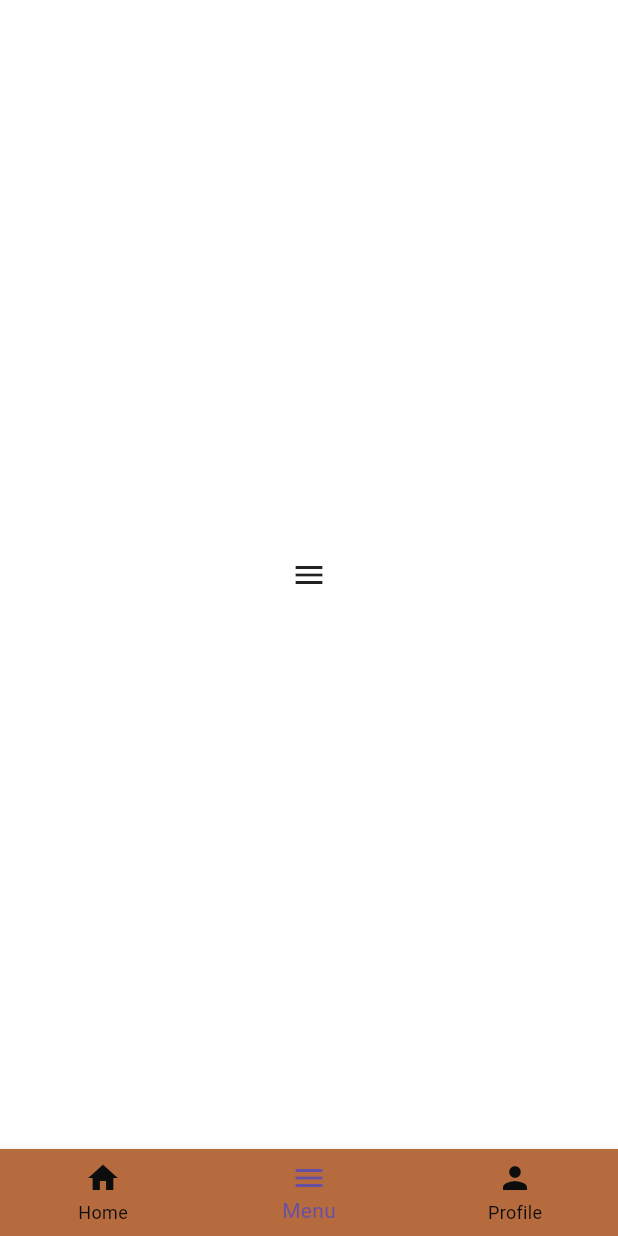
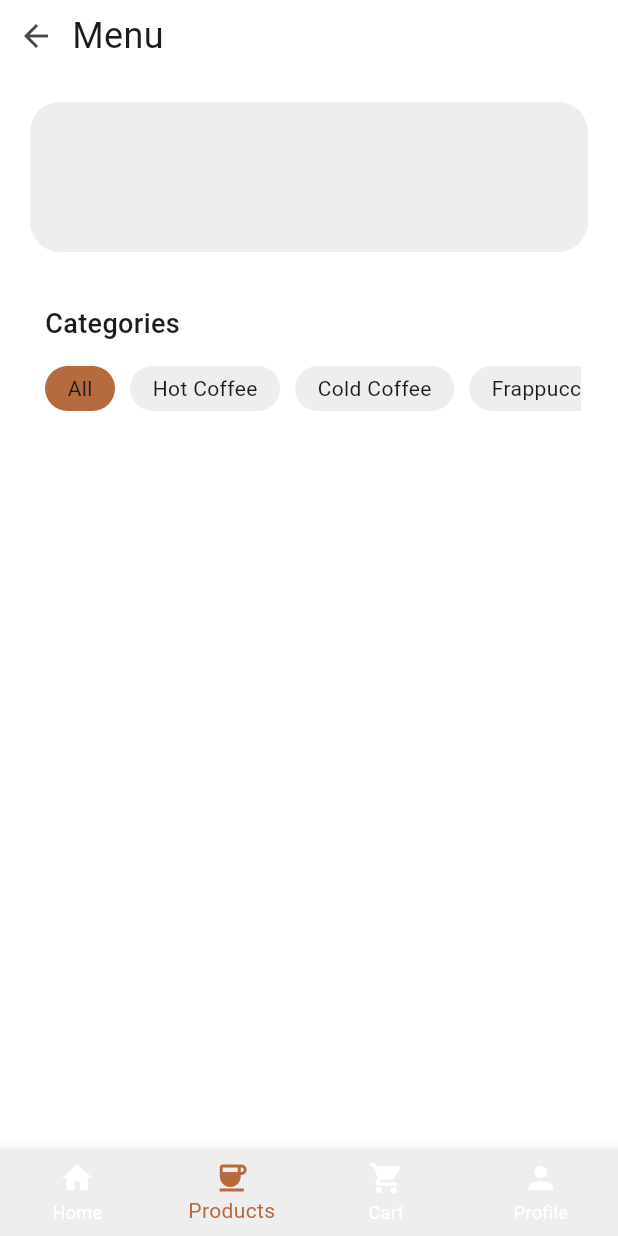
Before and after one commit to gimhansusara0/urban_toast, a Flutter app: the screen it shows after launch, item 2 of the bottom bar chosen, on a phone screen of 412 x 824 dp. Run offline on Flutter 3.47's test engine with Material 3 defaults, Android fonts, the phone set to English and light mode, and no system bars; our stand-ins replace carousel_slider, glassmorphism; network calls fail.

Commit message:
0.017
Added a new Menu Screen and added 4 buttons in total to the navigation bar. Created a new category provider for the menu screen and made the category scroller.

```diff
--- a/lib/app.dart
+++ b/lib/app.dart
@@ -1,5 +1,6 @@
 import 'package:flutter/material.dart';
 import 'package:urban_toast/screens/home_screen/home_screen.dart';
+import 'package:urban_toast/screens/menu_screen/menu_screen.dart';
 
 class MainApp extends StatefulWidget {
   const MainApp({super.key});
@@ -12,7 +13,8 @@ class _MainAppState extends State<MainApp> {
   int _currentIndex = 0;
   List<Widget> body = const[
       HomeScreen(),
-      Icon(Icons.menu),
+      ProductScreen(),
+      Icon(Icons.history),
       Icon(Icons.person),
   ];
 
@@ -25,8 +27,10 @@ class _MainAppState extends State<MainApp> {
         child: body[_currentIndex],
       ),
       bottomNavigationBar: BottomNavigationBar(
-        backgroundColor: Theme.of(context).primaryColor,
-        unselectedItemColor: Theme.of(context).primaryColorDark,
+        type: BottomNavigationBarType.fixed,
+        backgroundColor: Theme.of(context).cardColor,
+        unselectedItemColor: Colors.white,
+        selectedItemColor: Theme.of(context).primaryColor,
         currentIndex: _currentIndex,
         onTap: (int newIndex){
           setState(() {
@@ -39,8 +43,12 @@ class _MainAppState extends State<MainApp> {
             icon: Icon(Icons.home),
             ),
           BottomNavigationBarItem(
-            label: 'Menu',
-            icon: Icon(Icons.menu),
+            label: 'Products',
+            icon: Icon(Icons.coffee),
+            ),
+            BottomNavigationBarItem(
+            label: 'Cart',
+            icon: Icon(Icons.shopping_cart),
             ),
          BottomNavigationBarItem(
             label: 'Profile',
--- a/lib/main.dart
+++ b/lib/main.dart
@@ -2,6 +2,7 @@ import 'package:flutter/material.dart';
 import 'package:provider/provider.dart';
 import 'package:urban_toast/app.dart';
 import 'package:urban_toast/providers/home_category_provider.dart';
+import 'package:urban_toast/providers/menu_category_provider.dart';
 
 const Color darkColor = Color(0xFF0D0D0D);
 const Color accentColor = Color.fromARGB(255, 182, 107, 63);
@@ -10,7 +11,8 @@ const Color darkHighlight = Color.fromARGB(255, 238, 238, 238);
 void main() {
   runApp(MultiProvider
   (providers: [
-    ChangeNotifierProvider(create: (_) => HomeCategoryProvider())
+    ChangeNotifierProvider(create: (_) => HomeCategoryProvider()),
+    ChangeNotifierProvider(create: (_)=> MenuCategoryProvider()),
   ],
   child: const MyApp()));
 }
--- /dev/null
+++ b/lib/providers/menu_category_provider.dart
@@ -0,0 +1,16 @@
+import 'package:flutter/material.dart';
+import 'package:urban_toast/models/category_model.dart';
+import 'package:urban_toast/data/category_data.dart';
+
+class MenuCategoryProvider with ChangeNotifier {
+  int _selectedCategoryId = categories.first.id;
+
+  int get selectedCategoryId => _selectedCategoryId;
+
+  void setCategory(int id) {
+    _selectedCategoryId = id;
+    notifyListeners();
+  }
+
+  List<Category> get allCategories => categories;
+}
--- a/lib/screens/home_screen/components/promo_card.dart
+++ b/lib/screens/home_screen/components/promo_card.dart
@@ -16,7 +16,7 @@ final List<String> imgList = [
   Widget build(BuildContext context) {
     return  CarouselSlider(
       options: CarouselOptions(
-        height: 250,
+        height: 300,
         autoPlay: true,
         enlargeCenterPage: true,
         enableInfiniteScroll: true,
--- a/lib/screens/home_screen/components/top_ribbon.dart
+++ b/lib/screens/home_screen/components/top_ribbon.dart
@@ -18,19 +18,8 @@ class TopRibbon extends StatelessWidget {
                 fontSize: 20,
                 fontWeight: FontWeight.w500
               ),),
-              SizedBox(
-                width: 80,
-                child: Row(
-                  mainAxisAlignment: MainAxisAlignment.spaceAround,
-                  children: [
-                    Icon(Icons.notifications,
-                    color: Theme.of(context).primaryColor,),
-
-                    Icon(Icons.shopping_cart,
-                    color: Theme.of(context).primaryColor,),
-                  ],
-                ),
-              )
+              Icon(Icons.notifications,
+              color: Theme.of(context).primaryColor,)
             ],
           ),
         ),
--- /dev/null
+++ b/lib/screens/menu_screen/components/menu_category_scroller.dart
@@ -0,0 +1,57 @@
+import 'package:flutter/material.dart';
+import 'package:provider/provider.dart';
+import 'package:urban_toast/providers/menu_category_provider.dart';
+
+class MenuCategoryScroller extends StatelessWidget {
+  const MenuCategoryScroller({super.key});
+
+  @override
+  Widget build(BuildContext context) {
+    final categoryProvider = Provider.of<MenuCategoryProvider>(context);
+    final categories = categoryProvider.allCategories;
+    return Column(
+      crossAxisAlignment: CrossAxisAlignment.start,
+      children: [
+        Padding(
+          padding: const EdgeInsets.fromLTRB(15, 0, 15, 10),
+          child: Text('Categories',
+          style: TextStyle(
+            fontSize: 18,
+            fontWeight: FontWeight.w500
+          ),),
+        ),
+        Padding(
+          padding: EdgeInsets.fromLTRB(10, 5, 10, 5),
+          child: SizedBox(
+            height: 30,
+            child: ListView.builder(
+              scrollDirection: Axis.horizontal,
+              itemCount: categories.length,
+              itemBuilder: (_, index) {
+                final category = categories[index];
+                final isSelected = category.id == categoryProvider.selectedCategoryId;
+
+                return GestureDetector(
+                  onTap: () => categoryProvider.setCategory(category.id),
+                  child: Container(
+                        padding: EdgeInsets.fromLTRB(15, 2, 15, 2),
+                        margin: EdgeInsets.only(left: 5, right: 5),
+                        decoration: BoxDecoration(
+                          color: isSelected ? Theme.of(context).primaryColor : Theme.of(context).cardColor,
+                          borderRadius: BorderRadius.circular(50),
+                        ),
+                        child: Center(child: Text(category.name,
+                        style: TextStyle(
+                          fontWeight: FontWeight.w400
+                        ),),),
+                  ),
+                );
+              },
+            ),
+          ),
+        ),
+      ],
+    );
+
+  }
+}
--- /dev/null
+++ b/lib/screens/menu_screen/components/products_top_bar.dart
@@ -0,0 +1,36 @@
+import 'package:flutter/material.dart';
+
+class ProductsTopBar extends StatelessWidget {
+  const ProductsTopBar({super.key});
+
+  @override
+  Widget build(BuildContext context) {
+    return Column(
+      children: [
+        Row(
+          children: [
+            IconButton(onPressed: (){
+            }, icon: Icon(Icons.arrow_back)),
+
+            Text('Menu', style: TextStyle(
+              fontSize: 24
+            ),)
+        ,
+          ],
+        ),
+         Padding(
+           padding: const EdgeInsets.all(20.0),
+           child: Container(
+                   width: double.infinity,
+                   height: 100,
+                   decoration: BoxDecoration(
+                    borderRadius: BorderRadius.circular(20),
+            color: Theme.of(context).cardColor
+                   ),
+                 ),
+         )
+      ],
+    );
+
+  }
+}
--- /dev/null
+++ b/lib/screens/menu_screen/menu_screen.dart
@@ -0,0 +1,47 @@
+import 'package:flutter/material.dart';
+import 'package:urban_toast/screens/menu_screen/components/menu_category_scroller.dart';
+import 'package:urban_toast/screens/menu_screen/components/products_top_bar.dart';
+
+class ProductScreen extends StatelessWidget {
+  const ProductScreen({super.key});
+
+  @override
+  Widget build(BuildContext context) {
+    return OrientationBuilder(
+      builder: (context, orientation) {
+        if (orientation == Orientation.portrait) {
+          return _portraitBuilder(context);
+        } else {
+          return _landscapeBuilder(context);
+        }
+      },
+    );
+  }
+}
+
+Widget _portraitBuilder(BuildContext context) {
+
+  return SizedBox(
+    width: double.infinity,
+    height: MediaQuery.of(context).size.height,
+    child: SafeArea(
+      child: SingleChildScrollView(
+        child: Column(
+          children: [
+            ProductsTopBar(),
+            Padding(
+              padding: const EdgeInsets.all(15.0),
+              child: MenuCategoryScroller(),
+            )
+          ],
+
+        ),
+      ),
+    ),
+  );
+}
+
+Widget _landscapeBuilder(BuildContext context) {
+  return Center(
+  );
+}
--- a/lib/screens/product_detail_screen/components/product_img.dart
+++ b/lib/screens/product_detail_screen/components/product_img.dart
@@ -10,7 +10,7 @@ class ProductImage extends StatelessWidget {
 
   @override
   Widget build(BuildContext context) {
-    String product_name = product.name.length > 15 ? product.name.substring(0,15) + '...' : product.name;
+    String productName = product.name.length > 15 ? '${product.name.substring(0,15)}...' : product.name;
 
     return Container(
       width: double.infinity,
@@ -43,7 +43,7 @@ class ProductImage extends StatelessWidget {
                       Navigator.pushAndRemoveUntil(
                         context,
                         PageRouteBuilder(
-                          transitionDuration: Duration(milliseconds: 500),
+                          transitionDuration: Duration(milliseconds: 300),
                           pageBuilder: (_, __, ___) => MainApp(),
                           transitionsBuilder: (_, animation, __, child) {
                             final curved = CurvedAnimation(parent: animation, curve: Curves.easeInOut);
@@ -73,8 +73,8 @@ class ProductImage extends StatelessWidget {
               end: Alignment.bottomRight,
               colors: Theme.of(context).brightness == Brightness.light
                   ? [
-                      const Color(0xFFFFFFF).withOpacity(0.1),
-                      const Color(0xFFFFFFF).withOpacity(0.05),
+                      const Color(0x0fffffff).withOpacity(0.1),
+                      const Color(0x0fffffff).withOpacity(0.05),
                     ]
                   : [
                       const Color(0xFF000000).withOpacity(0.1),
@@ -89,8 +89,8 @@ class ProductImage extends StatelessWidget {
               end: Alignment.bottomRight,
               colors: Theme.of(context).brightness == Brightness.light
                   ? [
-                      const Color(0xFFFFFFF).withOpacity(0.1),
-                      const Color(0xFFFFFFF).withOpacity(0.05),
+                      const Color(0x0fffffff).withOpacity(0.1),
+                      const Color(0x0fffffff).withOpacity(0.05),
                     ]
                   : [
                       const Color(0xFF000000).withOpacity(0.1),
@@ -107,7 +107,7 @@ class ProductImage extends StatelessWidget {
                     crossAxisAlignment: CrossAxisAlignment.start,
                     children: [
                       Text(
-                        product_name,
+                        productName,
                         style: TextStyle(
                           fontSize: 22,
                           fontWeight: FontWeight.bold,
```
